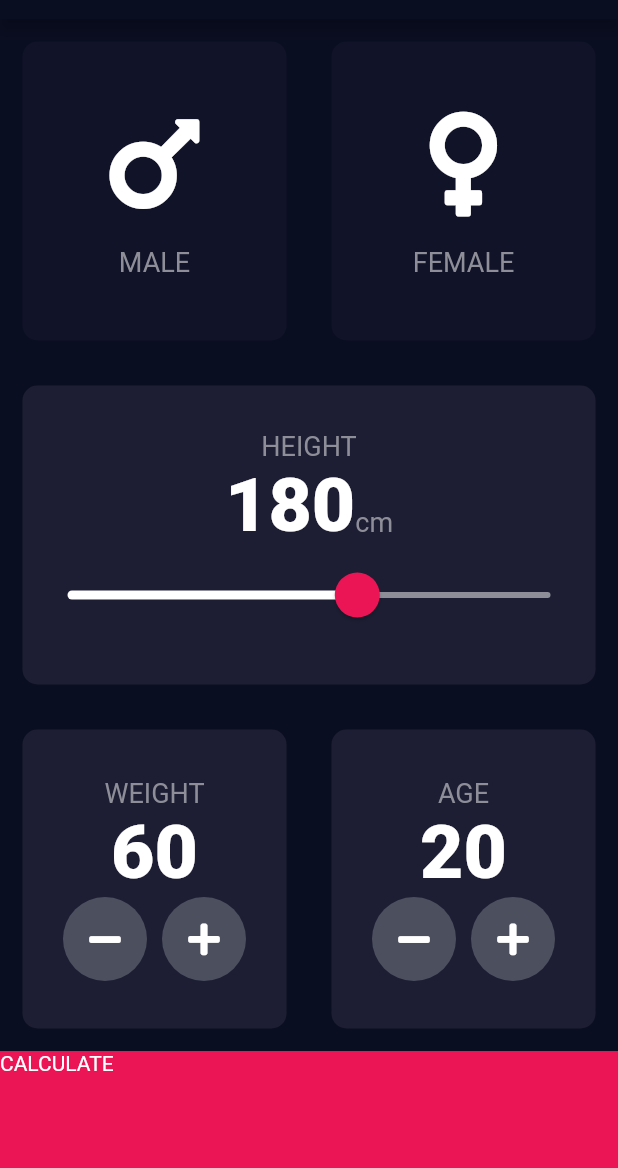
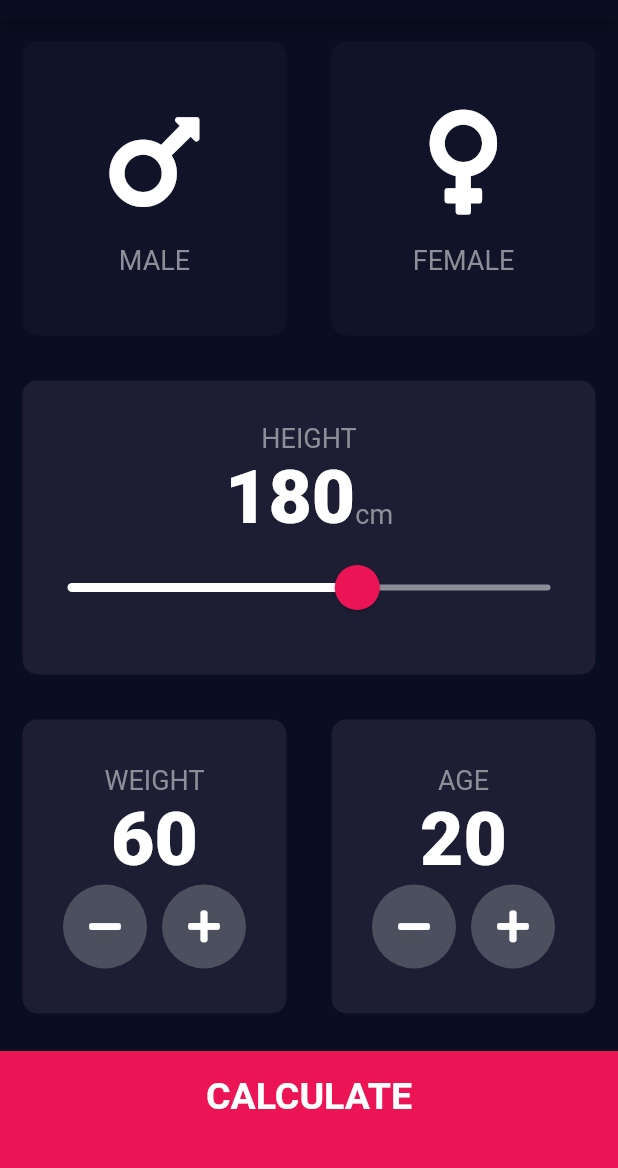
Before and after one commit to novelworm777/flutter-examples, a Flutter app: the screen it shows after launch, on a phone screen of 412 x 824 dp, the part 65-1233 px from its top. Run offline on Flutter 3.47's test engine with Material 2 defaults, Android fonts, the light colour scheme and no system bars; our stand-ins replace audioplayers, font_awesome_flutter, rflutter_alert.

Commit message:
Designing the Result Page

```diff
--- /dev/null
+++ b/bmi-calculator-flutter/lib/components/bottom_button.dart
@@ -0,0 +1,30 @@
+import 'package:flutter/material.dart';
+
+import 'package:bmi_calculator/constants.dart';
+
+class BottomButton extends StatelessWidget {
+  final Function onTap;
+  final String buttonTitle;
+
+  BottomButton({@required this.onTap, @required this.buttonTitle});
+
+  @override
+  Widget build(BuildContext context) {
+    return GestureDetector(
+      onTap: onTap,
+      child: Container(
+        child: Center(
+          child: Text(
+            buttonTitle,
+            style: kLargeButtonTextStyle,
+          ),
+        ),
+        padding: EdgeInsets.only(bottom: 20.0),
+        margin: EdgeInsets.only(top: 10.0),
+        color: kBottomContainerColour,
+        width: double.infinity,
+        height: kBottomContainerHeight,
+      ),
+    );
+  }
+}
--- a/bmi-calculator-flutter/lib/icon_content.dart
+++ b/bmi-calculator-flutter/lib/components/icon_content.dart
@@ -1,6 +1,6 @@
 import 'package:flutter/material.dart';
 
-import 'constants.dart';
+import 'package:bmi_calculator/constants.dart';
 
 class IconContent extends StatelessWidget {
   final IconData icon;
--- /dev/null
+++ b/bmi-calculator-flutter/lib/components/round_icon_button.dart
@@ -0,0 +1,20 @@
+import 'package:flutter/material.dart';
+
+class RoundIconButton extends StatelessWidget {
+  final IconData icon;
+  final Function onPressed;
+
+  const RoundIconButton({@required this.icon, @required this.onPressed});
+
+  @override
+  Widget build(BuildContext context) {
+    return RawMaterialButton(
+      child: Icon(icon),
+      onPressed: onPressed,
+      fillColor: Color(0xFF4C4F5E),
+      shape: CircleBorder(),
+      constraints: BoxConstraints.tightFor(width: 56.0, height: 56.0),
+      elevation: 0.0,
+    );
+  }
+}
--- a/bmi-calculator-flutter/lib/main.dart
+++ b/bmi-calculator-flutter/lib/main.dart
@@ -1,6 +1,6 @@
 import 'package:flutter/material.dart';
 
-import 'input_page.dart';
+import 'screens/input_page.dart';
 
 void main() => runApp(BMICalculator());
 
--- a/bmi-calculator-flutter/lib/input_page.dart
+++ b/bmi-calculator-flutter/lib/screens/input_page.dart
@@ -1,10 +1,12 @@
 import 'package:flutter/material.dart';
 import 'package:font_awesome_flutter/font_awesome_flutter.dart';
 
-import 'constants.dart';
-import 'icon_content.dart';
+import 'package:bmi_calculator/components/bottom_button.dart';
+import 'package:bmi_calculator/constants.dart';
+import 'package:bmi_calculator/components/icon_content.dart';
 import 'results_page.dart';
-import 'reusable_card.dart';
+import 'package:bmi_calculator/components/reusable_card.dart';
+import 'package:bmi_calculator/components/round_icon_button.dart';
 
 enum Gender {
   male,
@@ -194,39 +196,15 @@
               ],
             ),
           ),
-          GestureDetector(
+          BottomButton(
+            buttonTitle: "CALCULATE",
             onTap: () {
               Navigator.push(context,
                   MaterialPageRoute(builder: (context) => ResultsPage()));
             },
-            child: Container(
-              child: Text("CALCULATE"),
-              color: kBottomContainerColour,
-              width: double.infinity,
-              height: kBottomContainerHeight,
-            ),
-          )
+          ),
         ],
       ),
     );
   }
 }
-
-class RoundIconButton extends StatelessWidget {
-  final IconData icon;
-  final Function onPressed;
-
-  const RoundIconButton({@required this.icon, @required this.onPressed});
-
-  @override
-  Widget build(BuildContext context) {
-    return RawMaterialButton(
-      child: Icon(icon),
-      onPressed: onPressed,
-      fillColor: Color(0xFF4C4F5E),
-      shape: CircleBorder(),
-      constraints: BoxConstraints.tightFor(width: 56.0, height: 56.0),
-      elevation: 0.0,
-    );
-  }
-}
```
Also changed, not shown: bmi-calculator-flutter/lib/constants.dart (+25 -0 lines), bmi-calculator-flutter/lib/results_page.dart (deleted, +0 -13 lines), bmi-calculator-flutter/lib/screens/results_page.dart (added, +54 -0 lines), bmi-calculator-flutter/lib/components/reusable_card.dart (renamed from bmi-calculator-flutter/lib/reusable_card.dart).
